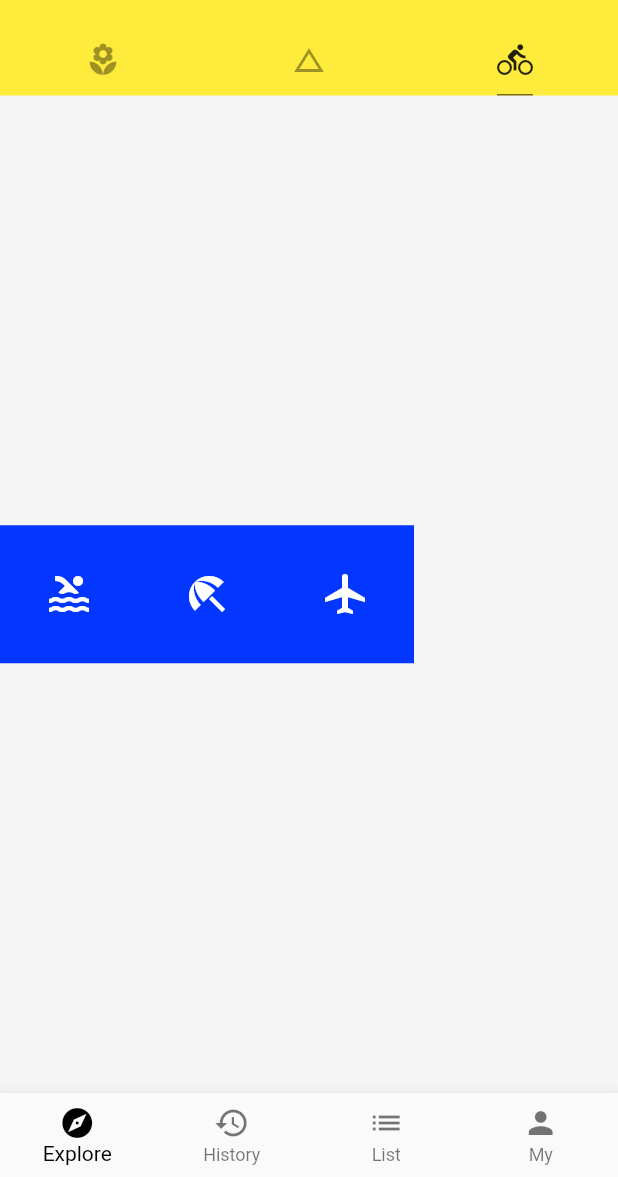
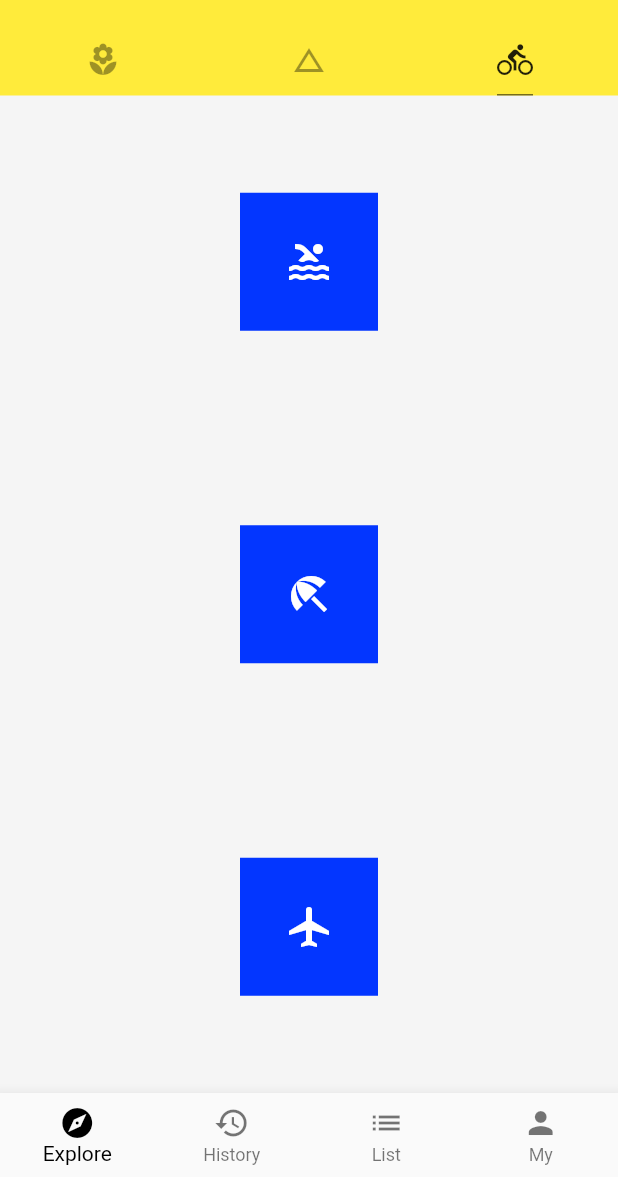
Before and after one commit to imcks/shan_flutter, a Flutter app: the screen it shows after launch, tab 3 chosen, on a phone screen of 412 x 824 dp, the part 59-1236 px from its top. Run offline on Flutter 3.47's test engine with Material 2 defaults, Android fonts, the phone set to English and light mode, and no system bars; network calls fail.

Commit message:
图标垂直排列

```diff
--- a/lib/demo/layout_demo.dart
+++ b/lib/demo/layout_demo.dart
@@ -4,7 +4,8 @@ class LayoutDemo extends StatelessWidget {
   @override
   Widget build(BuildContext context) {
     return Container(
-      child: Row(
+      child: Column(
+        mainAxisAlignment: MainAxisAlignment.spaceAround,
         children: <Widget>[
           IconBadge(Icons.pool),
           IconBadge(Icons.beach_access),
```
